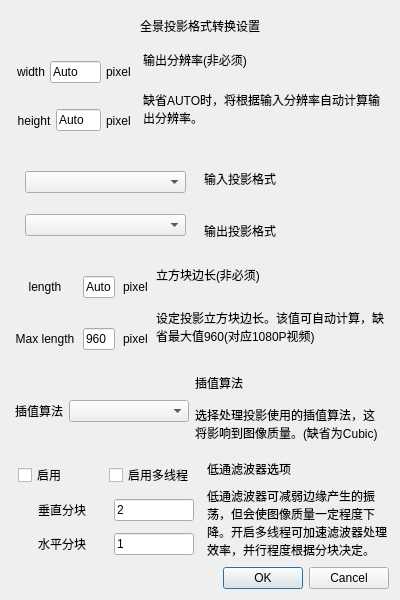
Above: projectiondialog.ui from EthanXzhang/TransformPlatform before the change. Below: the same form after it.
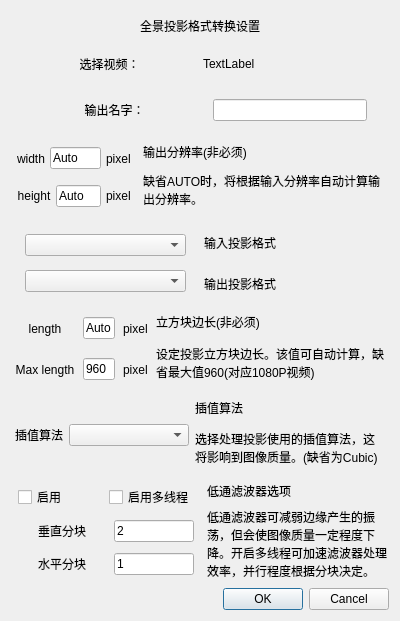
That is the form after the change.

Diff of the .ui file:
```diff
--- a/projectiondialog.ui
+++ b/projectiondialog.ui
@@ -7,7 +7,7 @@
     <x>0</x>
     <y>0</y>
     <width>400</width>
-    <height>600</height>
+    <height>621</height>
    </rect>
   </property>
   <property name="sizePolicy">
@@ -66,6 +66,109 @@
        </property>
       </widget>
      </item>
+     <item>
+      <widget class="QWidget" name="horizontalWidget" native="true">
+       <property name="sizePolicy">
+        <sizepolicy hsizetype="Preferred" vsizetype="Fixed">
+         <horstretch>0</horstretch>
+         <verstretch>0</verstretch>
+        </sizepolicy>
+       </property>
+       <layout class="QHBoxLayout" name="horizontalLayout_14">
+        <item>
+         <widget class="QLabel" name="label_23">
+          <property name="sizePolicy">
+           <sizepolicy hsizetype="Preferred" vsizetype="Fixed">
+            <horstretch>0</horstretch>
+            <verstretch>0</verstretch>
+           </sizepolicy>
+          </property>
+          <property name="styleSheet">
+           <string notr="true">font: 75 12pt &quot;微软雅黑&quot;;</string>
+          </property>
+          <property name="text">
+           <string>选择视频：</string>
+          </property>
+          <property name="alignment">
+           <set>Qt::AlignCenter</set>
+          </property>
+         </widget>
+        </item>
+        <item>
+         <widget class="QLabel" name="nameLabel">
+          <property name="sizePolicy">
+           <sizepolicy hsizetype="Preferred" vsizetype="Fixed">
+            <horstretch>0</horstretch>
+            <verstretch>0</verstretch>
+           </sizepolicy>
+          </property>
+          <property name="styleSheet">
+           <string notr="true">font: 25 12pt &quot;微软雅黑 Light&quot;;</string>
+          </property>
+          <property name="text">
+           <string>TextLabel</string>
+          </property>
+         </widget>
+        </item>
+       </layout>
+      </widget>
+     </item>
+     <item>
+      <widget class="QWidget" name="horizontalWidget" native="true">
+       <property name="sizePolicy">
+        <sizepolicy hsizetype="Preferred" vsizetype="Fixed">
+         <horstretch>0</horstretch>
+         <verstretch>0</verstretch>
+        </sizepolicy>
+       </property>
+       <layout class="QHBoxLayout" name="horizontalLayout_15">
+        <property name="rightMargin">
+         <number>20</number>
+        </property>
+        <item>
+         <widget class="QLabel" name="label_25">
+          <property name="sizePolicy">
+           <sizepolicy hsizetype="Preferred" vsizetype="Fixed">
+            <horstretch>0</horstretch>
+            <verstretch>0</verstretch>
+           </sizepolicy>
+          </property>
+          <property name="minimumSize">
+           <size>
+            <width>185</width>
+            <height>0</height>
+           </size>
+          </property>
+          <property name="styleSheet">
+           <string notr="true">font: 75 12pt &quot;微软雅黑&quot;;</string>
+          </property>
+          <property name="text">
+           <string>输出名字：</string>
+          </property>
+          <property name="alignment">
+           <set>Qt::AlignCenter</set>
+          </property>
+         </widget>
+        </item>
+        <item>
+         <widget class="QLineEdit" name="nameEdit">
+          <property name="sizePolicy">
+           <sizepolicy hsizetype="Fixed" vsizetype="Fixed">
+            <horstretch>0</horstretch>
+            <verstretch>0</verstretch>
+           </sizepolicy>
+          </property>
+          <property name="maximumSize">
+           <size>
+            <width>180</width>
+            <height>16777215</height>
+           </size>
+          </property>
+         </widget>
+        </item>
+       </layout>
+      </widget>
+     </item>
      <item>
       <layout class="QHBoxLayout" name="horizontalLayout">
        <property name="leftMargin">
```
